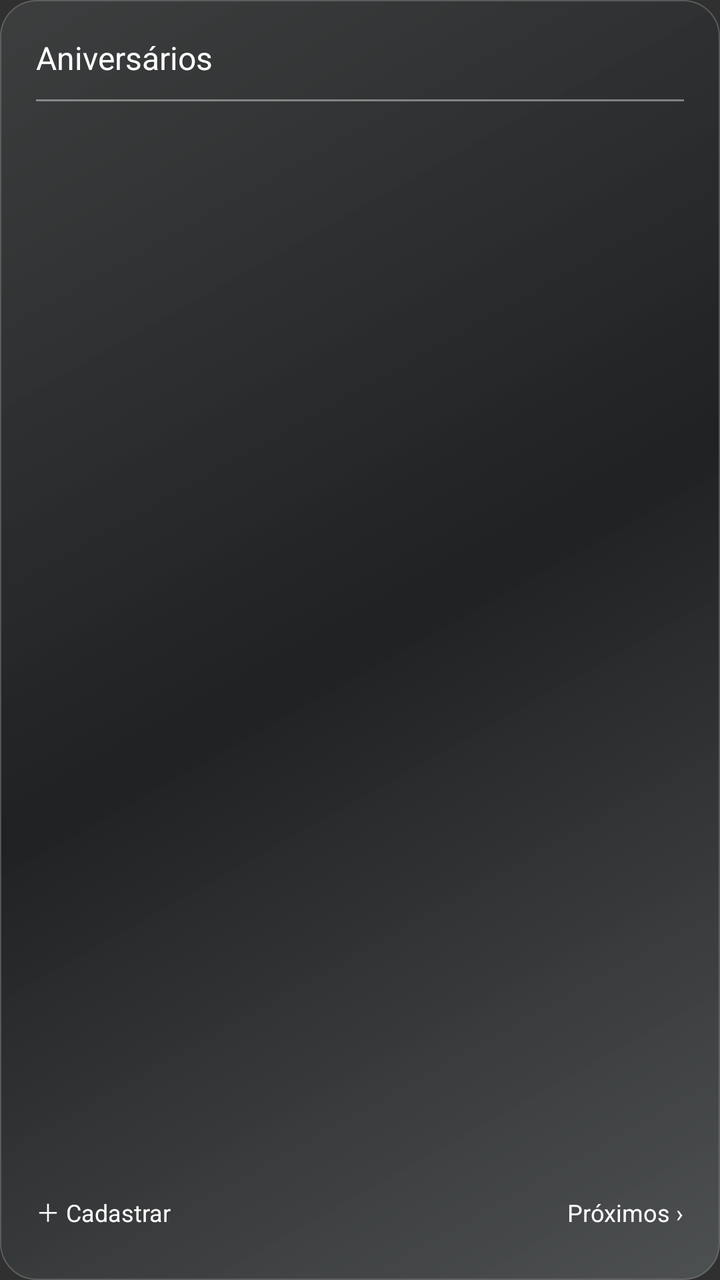
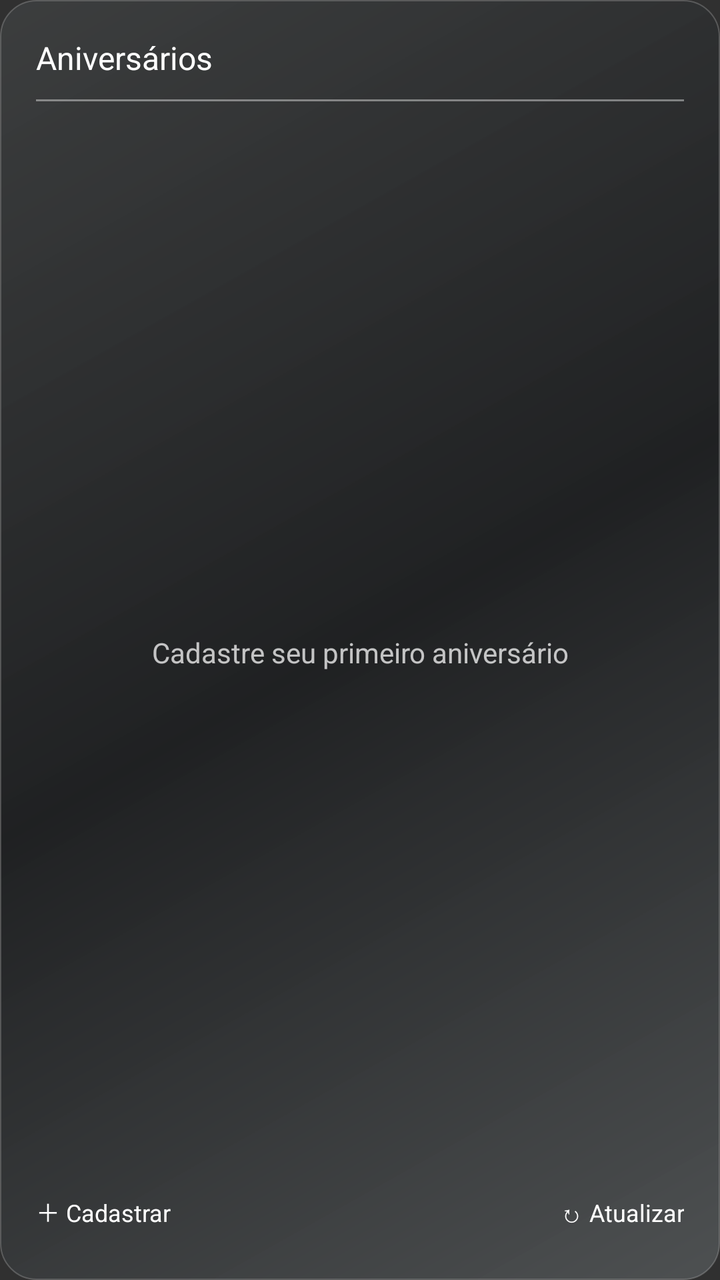

Two renders of the same Android screen: before a commit and after it. Below are the layout's source before the change and the commit's diff.
<!-- AndroidManifest.xml: application theme android:Theme.Material.NoActionBar -->
<!-- res/layout/widget.xml -->
<LinearLayout xmlns:android="http://schemas.android.com/apk/res/android" android:layout_width="match_parent" android:layout_height="match_parent" android:orientation="vertical" android:padding="18dp" android:background="@drawable/glass">
<TextView android:id="@+id/header" android:layout_width="match_parent" android:layout_height="wrap_content" android:text="Aniversários" android:textColor="#FFFFFFFF" android:textSize="16sp"/>
<TextView android:layout_width="match_parent" android:layout_height="1dp" android:layout_marginTop="10dp" android:layout_marginBottom="12dp" android:background="#66FFFFFF"/>
<LinearLayout android:id="@+id/rows" android:layout_width="match_parent" android:layout_height="0dp" android:layout_weight="1" android:orientation="vertical"/>
<LinearLayout android:layout_width="match_parent" android:layout_height="wrap_content">
<TextView android:id="@+id/manage" android:layout_width="0dp" android:layout_weight="1" android:layout_height="32dp" android:gravity="center_vertical" android:text="＋ Cadastrar" android:textColor="#FFFFFFFF" android:textSize="12sp"/>
<TextView android:id="@+id/next" android:layout_width="wrap_content" android:layout_height="32dp" android:gravity="center" android:text="Próximos ›" android:textColor="#FFFFFFFF" android:textSize="12sp"/>
</LinearLayout></LinearLayout>
<!-- resources referenced by this layout -->
<resources>
  <!-- drawable glass (drawable) -->
  <shape xmlns:android="http://schemas.android.com/apk/res/android"><gradient android:startColor="#99444748" android:centerColor="#BB191B1D" android:endColor="#99616668" android:angle="315"/><corners android:radius="18dp"/><stroke android:width="0.5dp" android:color="#33FFFFFF"/></shape>
</resources>

<!-- the commit's change to res/layout/widget.xml (unified diff, before → after) -->
@@ -1,8 +1,14 @@
-<LinearLayout xmlns:android="http://schemas.android.com/apk/res/android" android:layout_width="match_parent" android:layout_height="match_parent" android:orientation="vertical" android:padding="18dp" android:background="@drawable/glass">
-<TextView android:id="@+id/header" android:layout_width="match_parent" android:layout_height="wrap_content" android:text="Aniversários" android:textColor="#FFFFFFFF" android:textSize="16sp"/>
-<TextView android:layout_width="match_parent" android:layout_height="1dp" android:layout_marginTop="10dp" android:layout_marginBottom="12dp" android:background="#66FFFFFF"/>
-<LinearLayout android:id="@+id/rows" android:layout_width="match_parent" android:layout_height="0dp" android:layout_weight="1" android:orientation="vertical"/>
-<LinearLayout android:layout_width="match_parent" android:layout_height="wrap_content">
-<TextView android:id="@+id/manage" android:layout_width="0dp" android:layout_weight="1" android:layout_height="32dp" android:gravity="center_vertical" android:text="＋ Cadastrar" android:textColor="#FFFFFFFF" android:textSize="12sp"/>
-<TextView android:id="@+id/next" android:layout_width="wrap_content" android:layout_height="32dp" android:gravity="center" android:text="Próximos ›" android:textColor="#FFFFFFFF" android:textSize="12sp"/>
-</LinearLayout></LinearLayout>
+<LinearLayout xmlns:android="http://schemas.android.com/apk/res/android"
+ android:layout_width="match_parent" android:layout_height="match_parent"
+ android:orientation="vertical" android:padding="18dp" android:background="@drawable/glass">
+ <TextView android:id="@+id/header" android:layout_width="match_parent" android:layout_height="wrap_content" android:text="Aniversários" android:textColor="#FFFFFFFF" android:textSize="16sp"/>
+ <TextView android:layout_width="match_parent" android:layout_height="1dp" android:layout_marginTop="10dp" android:layout_marginBottom="12dp" android:background="#66FFFFFF"/>
+ <FrameLayout android:layout_width="match_parent" android:layout_height="0dp" android:layout_weight="1">
+  <ListView android:id="@+id/rows" android:layout_width="match_parent" android:layout_height="match_parent" android:divider="@android:color/transparent" android:dividerHeight="0dp" android:scrollbars="vertical" android:scrollbarStyle="insideOverlay" android:clipToPadding="false"/>
+  <TextView android:id="@+id/empty" android:layout_width="match_parent" android:layout_height="match_parent" android:gravity="center" android:text="Cadastre seu primeiro aniversário" android:textColor="#BBFFFFFF" android:textSize="14sp"/>
+ </FrameLayout>
+ <LinearLayout android:layout_width="match_parent" android:layout_height="wrap_content">
+  <TextView android:id="@+id/manage" android:layout_width="0dp" android:layout_weight="1" android:layout_height="32dp" android:gravity="center_vertical" android:text="＋ Cadastrar" android:textColor="#FFFFFFFF" android:textSize="12sp"/>
+  <TextView android:id="@+id/refresh" android:layout_width="wrap_content" android:layout_height="32dp" android:gravity="center" android:text="↻ Atualizar" android:textColor="#FFFFFFFF" android:textSize="12sp"/>
+ </LinearLayout>
+</LinearLayout>
